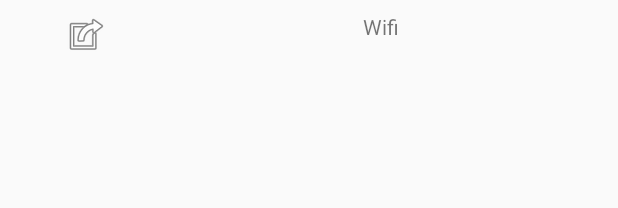
After one commit to DemetriusCoutinho/WifiSample, an Android app: the layout itens_wifip2p_recycler.xml on its own in the app's theme, with its tools: preview values and no code run, on a phone screen of 412 x 824 dp. The commit adds this screen. Shown: the top 208 px of the screen. Run offline under Robolectric (Android 15) with nearby library versions, the phone set to English and light mode, and no system bars.

Commit message:
Wifi P2P

```diff
--- a/app/src/main/AndroidManifest.xml
+++ b/app/src/main/AndroidManifest.xml
@@ -2,11 +2,11 @@
 <manifest xmlns:android="http://schemas.android.com/apk/res/android"
     package="com.example.wifisample">
 
-    <uses-sdk android:minSdkVersion="14"/>
+    <uses-sdk android:minSdkVersion="15"/>
     <uses-permission android:name="android.permission.ACCESS_NETWORK_STATE"/>
     <uses-permission android:name="android.permission.CHANGE_NETWORK_STATE"/>
     <uses-permission android:name="android.permission.INTERNET"/>
-    <uses-permission android:name="android.permission.ACCESS_COARSE_LOCATION" />
+<!--    <uses-permission android:name="android.permission.ACCESS_COARSE_LOCATION" />-->
     <uses-permission android:name="android.permission.ACCESS_FINE_LOCATION" />
     <uses-permission android:name="android.permission.ACCESS_WIFI_STATE" />
     <uses-permission android:name="android.permission.CHANGE_WIFI_STATE" />
--- /dev/null
+++ b/app/src/main/res/layout/itens_wifip2p_recycler.xml
@@ -0,0 +1,23 @@
+<?xml version="1.0" encoding="utf-8"?>
+<LinearLayout xmlns:android="http://schemas.android.com/apk/res/android"
+    xmlns:app="http://schemas.android.com/apk/res-auto"
+    android:layout_width="match_parent"
+    android:layout_height="wrap_content"
+    android:layout_margin="8dp"
+    android:orientation="horizontal">
+
+    <ImageView
+        android:id="@+id/imageView"
+        android:layout_width="0dp"
+        android:layout_height="wrap_content"
+        android:layout_weight="1"
+        app:srcCompat="@android:drawable/ic_menu_set_as" />
+
+    <TextView
+        android:id="@+id/text_name_wifip2p"
+        android:layout_width="0dp"
+        android:layout_height="match_parent"
+        android:layout_weight="3"
+        android:text="Wifi "
+        android:textAlignment="center" />
+</LinearLayout>
```
Also changed, not shown: app/src/main/java/com/example/wifisample/MainActivity.java (+73 -7 lines), app/src/main/java/com/example/wifisample/RecyclerViewAdapter/WifiP2PrecyclerAdapter.java (added, +46 -0 lines), app/src/main/java/com/example/wifisample/RecyclerViewAdapter/WifisRecyclerAdapter.java (renamed from app/src/main/java/com/example/wifisample/WifisRecyclerAdapter.java, +5 -3 lines), app/src/main/java/com/example/wifisample/RecyclerViewHolder/WifiP2PViewHolder.java (added, +39 -0 lines), app/src/main/java/com/example/wifisample/RecyclerViewHolder/WifisViewHolder.java (renamed from app/src/main/java/com/example/wifisample/WifisViewHolder.java, +3 -4 lines), app/src/main/res/layout/activity_main.xml (+19 -8 lines).
